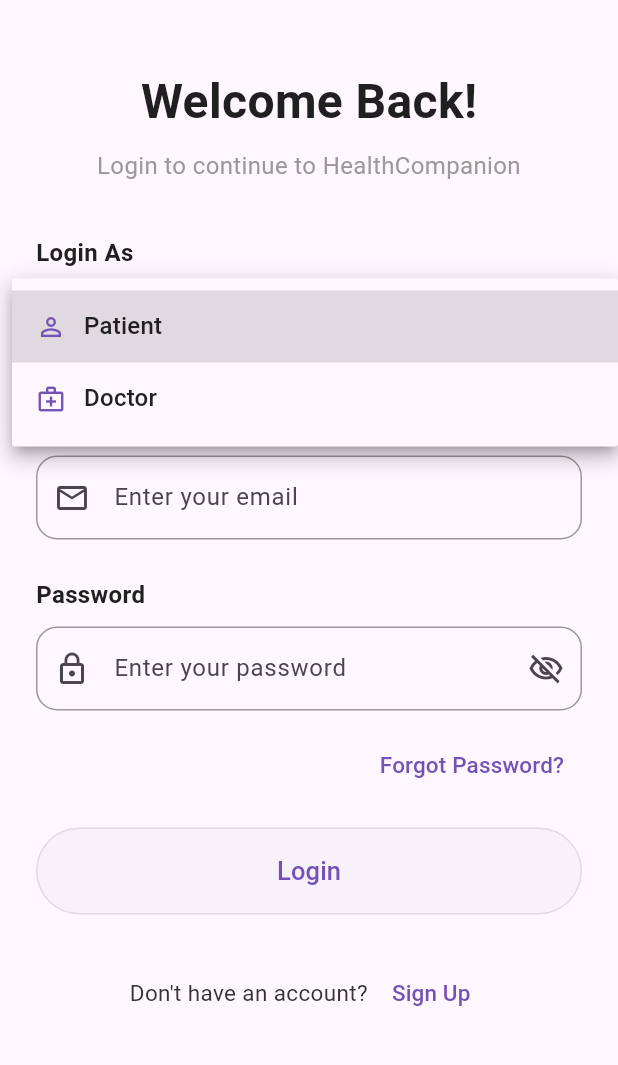
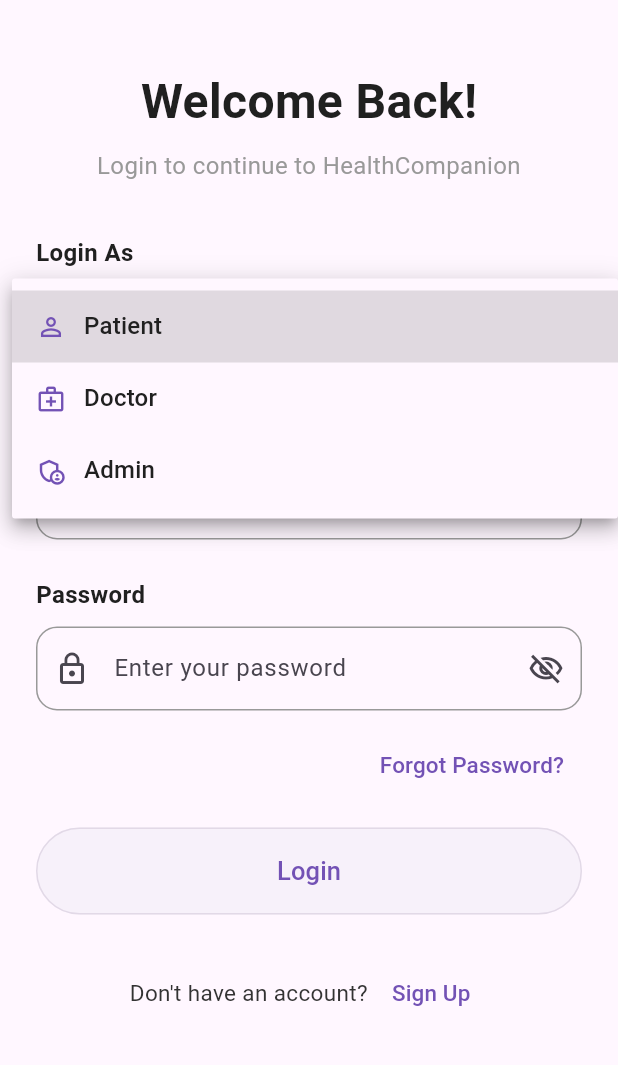
Before and after one commit to panchalrakshit/AI_Healthcare_Companion, a Flutter app: the screen it shows after launch, after a tap on "Patient", on a phone screen of 412 x 824 dp, the part 146-1211 px from its top. Run offline on Flutter 3.47's test engine with Material 3 defaults, Android fonts, the phone set to English and light mode, and no system bars; our stand-ins replace cloud_firestore, firebase_auth, firebase_core; accounts and stored records are empty.

Commit message:
Enable admin authentication and routing

```diff
--- a/lib/features/auth/login/login_screen.dart
+++ b/lib/features/auth/login/login_screen.dart
@@ -1,3 +1,4 @@
+import 'package:ai_healthcompanion_using_flutter/features/auth/dashboards/AdminDashboard.dart';
 import 'package:ai_healthcompanion_using_flutter/features/auth/dashboards/DoctorDashboard.dart';
 import 'package:ai_healthcompanion_using_flutter/features/auth/dashboards/Patient_dashboard.dart';
 import 'package:ai_healthcompanion_using_flutter/features/auth/login/signup.dart';
@@ -36,6 +37,7 @@
   final List<String> _roles = [
     'Patient',
     'Doctor',
+    'Admin',
   ];
 
   // =========================================================
@@ -308,6 +310,16 @@
           MaterialPageRoute(
             builder: (context) =>
             const DoctorDashboard(),
+          ),
+        );
+      }
+
+      else if (role == "admin") {
+        Navigator.pushReplacement(
+          context,
+          MaterialPageRoute(
+            builder: (context) =>
+            const AdminDashboard(),
           ),
         );
       }
@@ -607,12 +619,11 @@
                   decoration:
                   InputDecoration(
                     prefixIcon: Icon(
-                      _selectedRole ==
-                          'Doctor'
-                          ? Icons
-                          .medical_services_outlined
-                          : Icons
-                          .person_outline,
+                      _selectedRole == 'Doctor'
+                          ? Icons.medical_services_outlined
+                          : _selectedRole == 'Admin'
+                          ? Icons.admin_panel_settings_outlined
+                          : Icons.person_outline,
                     ),
 
                     border:
@@ -664,12 +675,11 @@
                           children: [
 
                             Icon(
-                              role ==
-                                  'Doctor'
-                                  ? Icons
-                                  .medical_services_outlined
-                                  : Icons
-                                  .person_outline,
+                              role == 'Doctor'
+                                  ? Icons.medical_services_outlined
+                                  : role == 'Admin'
+                                  ? Icons.admin_panel_settings_outlined
+                                  : Icons.person_outline,
 
                               size: 20,
 
```
